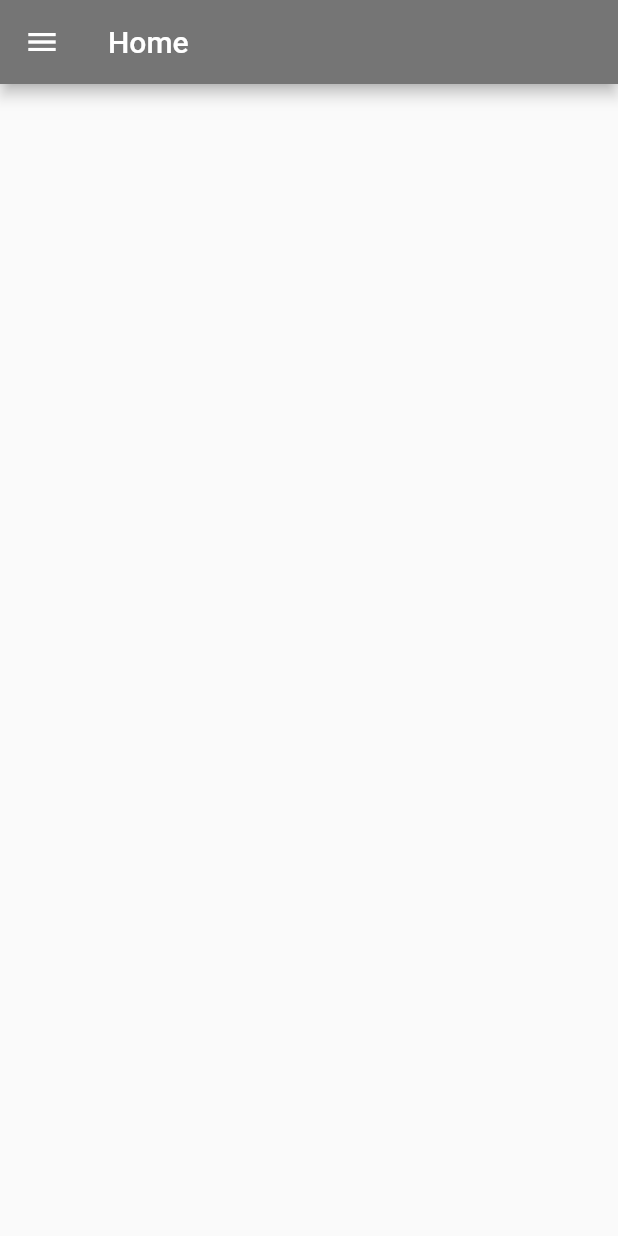
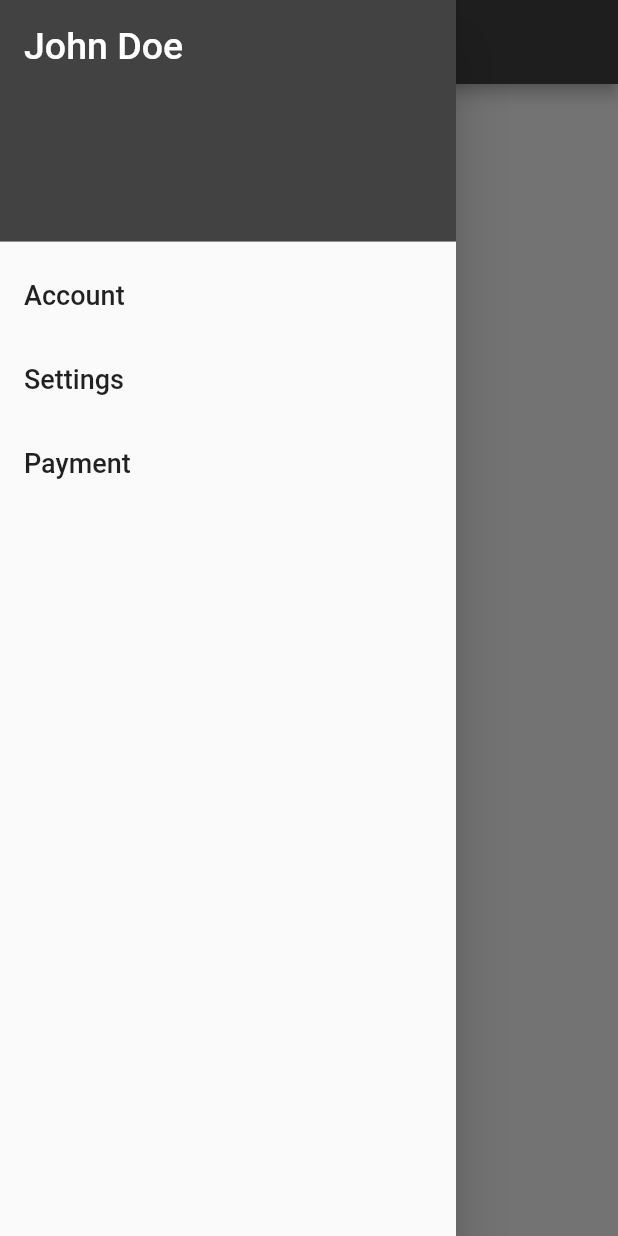
Before and after one commit to Shadownsf/assapp, a Flutter app: the screen it shows after launch, with the side drawer open (before the commit the screen has no drawer), on a phone screen of 412 x 824 dp. Run offline on Flutter 3.47's test engine with Material 2 defaults, Android fonts, the phone set to English and light mode, and no system bars; our stand-ins replace cloud_firestore, firebase_core; accounts and stored records are empty.

Commit message:
refacto(article-home-details)

```diff
--- a/lib/articles/articles.dart
+++ /dev/null
@@ -1,67 +0,0 @@
-import 'package:flutter/material.dart';
-
-import 'package:asso/models/article.dart';
-import 'package:asso/articles/article_details.dart';
-
-class Articles extends StatelessWidget {
-  final List<Article> articles;
-
-  Articles({Key key, @required this.articles}) : super(key: key);
-
-  @override
-  Widget build(BuildContext context) {
-    return Scaffold(
-      appBar: AppBar(
-        leading: IconButton(
-          icon: Icon(Icons.menu),
-          onPressed: () {
-            print("More Pressed");
-          },
-        ),
-        title: Text('Home'),
-      ),
-      body: ListView.builder(
-        itemCount: articles.length,
-        itemBuilder: (context, index) {
-          return InkWell(
-            child: Card(
-              child: Stack(
-                children: <Widget>[
-                  Container(
-                    child: Image.network(
-                      articles[index].imageUrl,
-                      height: 150,
-                      width: double.infinity,
-                      fit: BoxFit.cover,
-                    ),
-                    alignment: Alignment.center,
-                  ),
-                  Container(
-                    child: Text(
-                      articles[index].organisation,
-                      style: TextStyle(
-                          fontSize: 20.0,
-                          fontWeight: FontWeight.bold,
-                          color: Colors.white),
-                    ),
-                    alignment: Alignment.bottomLeft,
-                  ),
-                ],
-              ),
-              margin: EdgeInsets.all(10.0),
-            ),
-            onTap: () {
-              Navigator.push(
-                context,
-                MaterialPageRoute(
-                  builder: (context) =>
-                      ArticleDetails(article: articles[index]),
-                ),
-              );
-            },
-          );
-        },
-      ),
-    );
-  }
-}
--- /dev/null
+++ b/lib/home/home.dart
@@ -0,0 +1,22 @@
+import 'package:asso/home/home_drawer.dart';
+import 'package:flutter/material.dart';
+
+import 'package:asso/models/article.dart';
+import 'home_body.dart';
+
+class Home extends StatelessWidget {
+  final List<Article> articles;
+
+  Home({Key key, @required this.articles}) : super(key: key);
+
+  @override
+  Widget build(BuildContext context) {
+    return Scaffold(
+      body: HomeBody(articles: this.articles),
+      drawer: HomeDrawer(),
+      appBar: AppBar(
+        title: Text('Home'),
+      ),
+    );
+  }
+}
--- /dev/null
+++ b/lib/home/home_body.dart
@@ -0,0 +1,54 @@
+import 'package:asso/articles/article_details.dart';
+import 'package:asso/models/article.dart';
+import 'package:flutter/material.dart';
+
+class HomeBody extends StatelessWidget {
+  final List<Article> articles;
+
+  HomeBody({Key key, @required this.articles}) : super(key: key);
+
+  @override
+  Widget build(BuildContext context) {
+    return ListView.builder(
+      itemCount: articles.length,
+      itemBuilder: (context, index) {
+        return InkWell(
+          child: Card(
+            child: Stack(
+              children: <Widget>[
+                Container(
+                  child: Image.network(
+                    articles[index].imageUrl,
+                    height: 150,
+                    width: double.infinity,
+                    fit: BoxFit.cover,
+                  ),
+                  alignment: Alignment.center,
+                ),
+                Container(
+                  child: Text(
+                    articles[index].organisation,
+                    style: TextStyle(
+                        fontSize: 20.0,
+                        fontWeight: FontWeight.bold,
+                        color: Colors.white),
+                  ),
+                  alignment: Alignment.bottomLeft,
+                ),
+              ],
+            ),
+            margin: EdgeInsets.all(10.0),
+          ),
+          onTap: () {
+            Navigator.push(
+              context,
+              MaterialPageRoute(
+                builder: (context) => ArticleDetails(article: articles[index]),
+              ),
+            );
+          },
+        );
+      },
+    );
+  }
+}
--- /dev/null
+++ b/lib/home/home_drawer.dart
@@ -0,0 +1,62 @@
+import 'package:flutter/material.dart';
+
+class HomeDrawer extends StatelessWidget {
+  @override
+  Widget build(BuildContext context) {
+    return Drawer(
+      child: ListView(
+        // Important: Remove any padding from the ListView.
+        padding: EdgeInsets.zero,
+        children: <Widget>[
+          DrawerHeader(
+            child: Text(
+              'John Doe',
+              style: TextStyle(fontSize: 25.0, color: Colors.white),
+            ),
+            decoration: BoxDecoration(
+              // image: DecorationImage(
+              //     image: AssetImage("images/header.jpeg"), fit: BoxFit.cover),
+              color: Colors.grey[800],
+            ),
+          ),
+          ListTile(
+            title: Text(
+              'Account',
+              style: TextStyle(fontSize: 18.0),
+            ),
+            onTap: () {
+              // Update the state of the app
+              // ...
+              // Then close the drawer
+              Navigator.pop(context);
+            },
+          ),
+          ListTile(
+            title: Text(
+              'Settings',
+              style: TextStyle(fontSize: 18.0),
+            ),
+            onTap: () {
+              // Update the state of the app
+              // ...
+              // Then close the drawer
+              Navigator.pop(context);
+            },
+          ),
+          ListTile(
+            title: Text(
+              'Payment',
+              style: TextStyle(fontSize: 18.0),
+            ),
+            onTap: () {
+              // Update the state of the app
+              // ...
+              // Then close the drawer
+              Navigator.pop(context);
+            },
+          ),
+        ],
+      ),
+    );
+  }
+}
--- a/lib/main.dart
+++ b/lib/main.dart
@@ -2,38 +2,29 @@ import 'package:flutter/material.dart';
 import 'package:firebase_core/firebase_core.dart';
 import 'package:cloud_firestore/cloud_firestore.dart';
 
-import 'package:asso/articles/articles.dart';
+import 'package:asso/home/home.dart';
 import 'package:asso/models/article.dart';
 // import 'data/data.dart';
 
 void main() async {
   WidgetsFlutterBinding.ensureInitialized();
   await Firebase.initializeApp();
-  runApp(MyApp());
+  runApp(App());
 }
 
-class MyApp extends StatelessWidget {
+class App extends StatefulWidget {
   @override
-  Widget build(BuildContext context) {
-    return MaterialApp(
-      title: 'Startup Name Generator',
-      home: Home(),
-      theme: ThemeData(primaryColor: Colors.grey[600]),
-    );
-  }
+  _AppState createState() => _AppState();
 }
 
-class Home extends StatefulWidget {
-  @override
-  _HomeState createState() => _HomeState();
-}
-
-class _HomeState extends State<Home> {
+class _AppState extends State<App> {
   FirebaseFirestore firestore = FirebaseFirestore.instance;
 
   @override
   Widget build(BuildContext context) {
-    return StreamBuilder(
+    return MaterialApp(
+      title: 'Asso App',
+      home: StreamBuilder(
           stream: firestore.collection('articles').snapshots(),
           builder: (context, snapshot) {
             // Check for errors
@@ -45,11 +36,12 @@ class _HomeState extends State<Home> {
             if (snapshot.connectionState == ConnectionState.active) {
               final List<Article> articles =
                   Article.transformAll(snapshot.data.documents);
-          return Articles(articles: articles);
+              return Home(articles: articles);
             }
 
             return Text("Loading...");
-      },
+          }),
+      theme: ThemeData(primaryColor: Colors.grey[800]),
     );
   }
 }
--- a/pubspec.yaml
+++ b/pubspec.yaml
@@ -28,10 +28,14 @@ dependencies:
   # The following adds the Cupertino Icons font to your application.
   # Use with the CupertinoIcons class for iOS style icons.
   cupertino_icons: ^1.0.0
+  flutter_tags: ^0.4.9+1
+
   firebase_core: ^0.5.3
   firebase_auth: ^0.18.4+1
   cloud_firestore: ^0.14.4
   firebase_storage: ^5.2.0
+
+
 
 
 dev_dependencies:
```
Also changed, not shown: lib/articles/article_details.dart (+76 -3 lines), 1 other file. Lines whose indentation alone changed are shown as unchanged.
